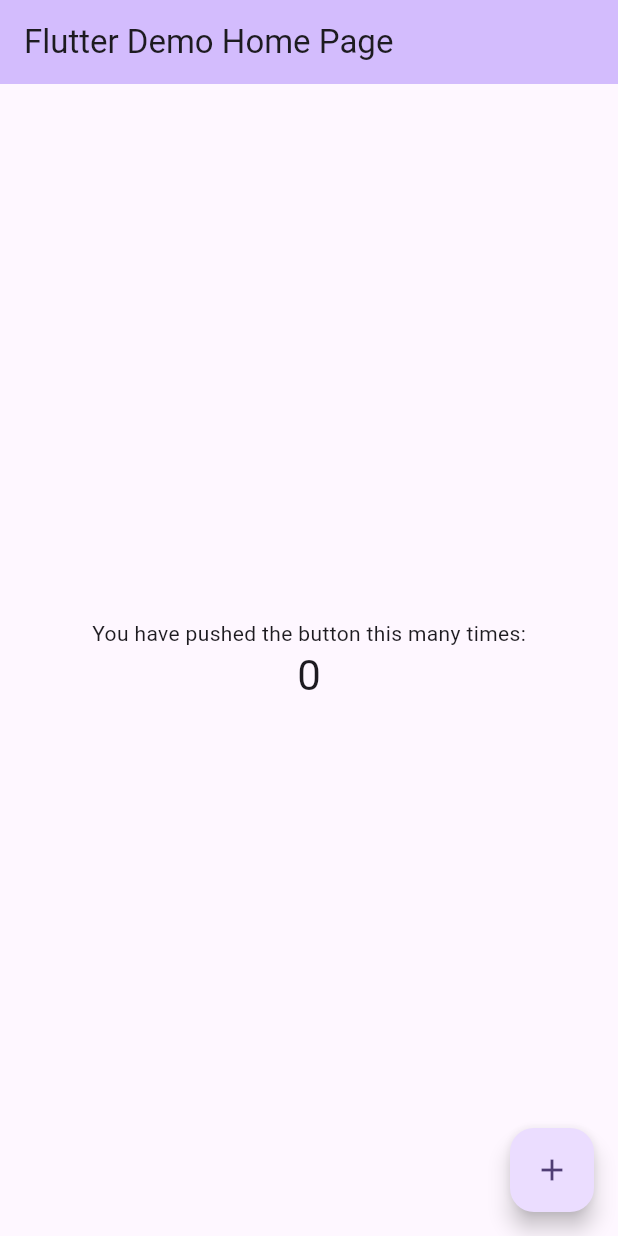
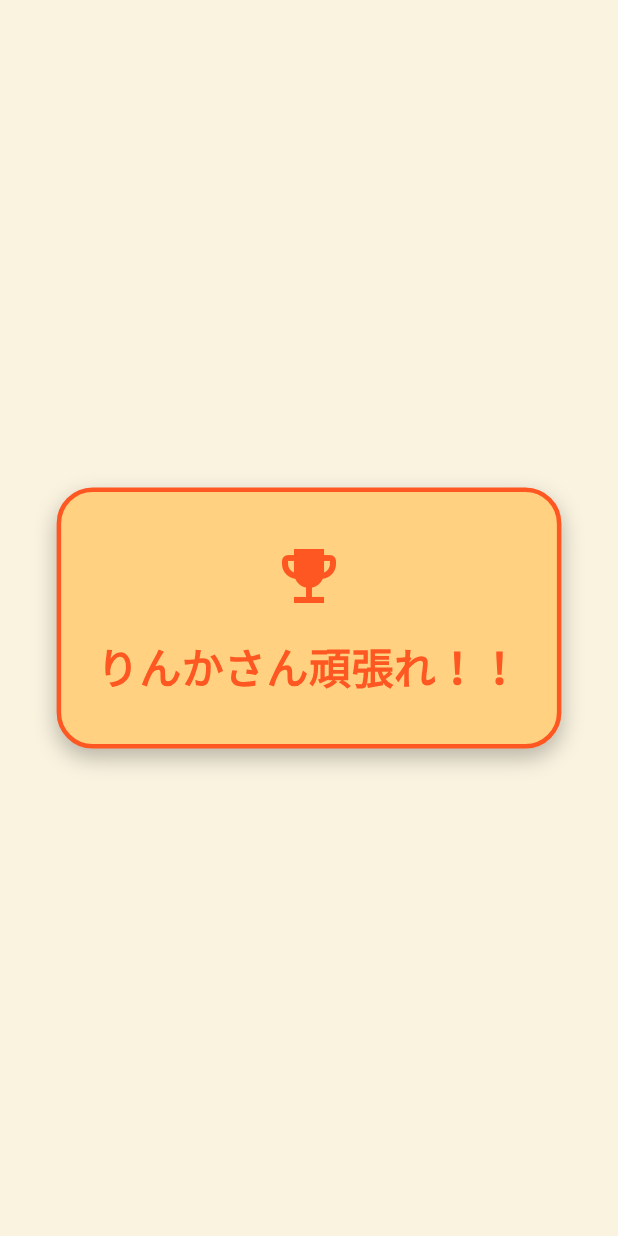
Before and after one commit to tohma0118/forAzure, a Flutter app: the screen it shows after launch, on a phone screen of 412 x 824 dp. Run offline on Flutter 3.47's test engine with Material 3 defaults, Android fonts, the phone set to English and light mode, and no system bars; Roboto replaces fonts that are missing (Arial).

Commit message:
りんかさん頑張れ

```diff
--- a/lib/main.dart
+++ b/lib/main.dart
@@ -1,125 +1,70 @@
 import 'package:flutter/material.dart';
 
 void main() {
-  runApp(const MyApp());
+  runApp(const TakeshiApp());
 }
 
-class MyApp extends StatelessWidget {
-  const MyApp({super.key});
+class TakeshiApp extends StatelessWidget {
+  const TakeshiApp({super.key});
 
-  // This widget is the root of your application.
   @override
   Widget build(BuildContext context) {
     return MaterialApp(
-      title: 'Flutter Demo',
-      theme: ThemeData(
-        // This is the theme of your application.
-        //
-        // TRY THIS: Try running your application with "flutter run". You'll see
-        // the application has a purple toolbar. Then, without quitting the app,
-        // try changing the seedColor in the colorScheme below to Colors.green
-        // and then invoke "hot reload" (save your changes or press the "hot
-        // reload" button in a Flutter-supported IDE, or press "r" if you used
-        // the command line to start the app).
-        //
-        // Notice that the counter didn't reset back to zero; the application
-        // state is not lost during the reload. To reset the state, use hot
-        // restart instead.
-        //
-        // This works for code too, not just values: Most code changes can be
-        // tested with just a hot reload.
-        colorScheme: ColorScheme.fromSeed(seedColor: Colors.deepPurple),
-        useMaterial3: true,
+      title: '応援メッセージ',
+      debugShowCheckedModeBanner: false,
+      home: const Scaffold(
+        backgroundColor: Color(0xFFFAF3E0),
+        body: Center(
+          child: DecoratedMessage(),
+        ),
       ),
-      home: const MyHomePage(title: 'Flutter Demo Home Page'),
     );
   }
 }
 
-class MyHomePage extends StatefulWidget {
-  const MyHomePage({super.key, required this.title});
-
-  // This widget is the home page of your application. It is stateful, meaning
-  // that it has a State object (defined below) that contains fields that affect
-  // how it looks.
-
-  // This class is the configuration for the state. It holds the values (in this
-  // case the title) provided by the parent (in this case the App widget) and
-  // used by the build method of the State. Fields in a Widget subclass are
-  // always marked "final".
-
-  final String title;
-
-  @override
-  State<MyHomePage> createState() => _MyHomePageState();
-}
-
-class _MyHomePageState extends State<MyHomePage> {
-  int _counter = 0;
-
-  void _incrementCounter() {
-    setState(() {
-      // This call to setState tells the Flutter framework that something has
-      // changed in this State, which causes it to rerun the build method below
-      // so that the display can reflect the updated values. If we changed
-      // _counter without calling setState(), then the build method would not be
-      // called again, and so nothing would appear to happen.
-      _counter++;
-    });
-  }
+class DecoratedMessage extends StatelessWidget {
+  const DecoratedMessage({super.key});
 
   @override
   Widget build(BuildContext context) {
-    // This method is rerun every time setState is called, for instance as done
-    // by the _incrementCounter method above.
-    //
-    // The Flutter framework has been optimized to make rerunning build methods
-    // fast, so that you can just rebuild anything that needs updating rather
-    // than having to individually change instances of widgets.
-    return Scaffold(
-      appBar: AppBar(
-        // TRY THIS: Try changing the color here to a specific color (to
-        // Colors.amber, perhaps?) and trigger a hot reload to see the AppBar
-        // change color while the other colors stay the same.
-        backgroundColor: Theme.of(context).colorScheme.inversePrimary,
-        // Here we take the value from the MyHomePage object that was created by
-        // the App.build method, and use it to set our appbar title.
-        title: Text(widget.title),
-      ),
-      body: Center(
-        // Center is a layout widget. It takes a single child and positions it
-        // in the middle of the parent.
-        child: Column(
-          // Column is also a layout widget. It takes a list of children and
-          // arranges them vertically. By default, it sizes itself to fit its
-          // children horizontally, and tries to be as tall as its parent.
-          //
-          // Column has various properties to control how it sizes itself and
-          // how it positions its children. Here we use mainAxisAlignment to
-          // center the children vertically; the main axis here is the vertical
-          // axis because Columns are vertical (the cross axis would be
-          // horizontal).
-          //
-          // TRY THIS: Invoke "debug painting" (choose the "Toggle Debug Paint"
-          // action in the IDE, or press "p" in the console), to see the
-          // wireframe for each widget.
-          mainAxisAlignment: MainAxisAlignment.center,
-          children: <Widget>[
-            const Text(
-              'You have pushed the button this many times:',
-            ),
-            Text(
-              '$_counter',
-              style: Theme.of(context).textTheme.headlineMedium,
-            ),
-          ],
+    return Container(
+      padding: const EdgeInsets.symmetric(horizontal: 24, vertical: 32),
+      decoration: BoxDecoration(
+        color: Colors.orangeAccent.shade100,
+        borderRadius: BorderRadius.circular(24),
+        boxShadow: const [
+          BoxShadow(
+            color: Colors.black26,
+            blurRadius: 12,
+            offset: Offset(0, 6),
+          )
+        ],
+        border: Border.all(
+          color: Colors.deepOrange,
+          width: 3,
         ),
       ),
-      floatingActionButton: FloatingActionButton(
-        onPressed: _incrementCounter,
-        tooltip: 'Increment',
-        child: const Icon(Icons.add),
-      ), // This trailing comma makes auto-formatting nicer for build methods.
+      child: Column(
+        mainAxisSize: MainAxisSize.min,
+        children: const [
+          Icon(
+            Icons.emoji_events,
+            color: Colors.deepOrange,
+            size: 48,
+          ),
+          SizedBox(height: 16),
+          Text(
+            'りんかさん頑張れ！！',
+            style: TextStyle(
+              fontSize: 28,
+              fontWeight: FontWeight.bold,
+              color: Colors.deepOrange,
+              fontFamily: 'Arial',
+            ),
+            textAlign: TextAlign.center,
+          ),
+        ],
+      ),
     );
   }
 }
```
